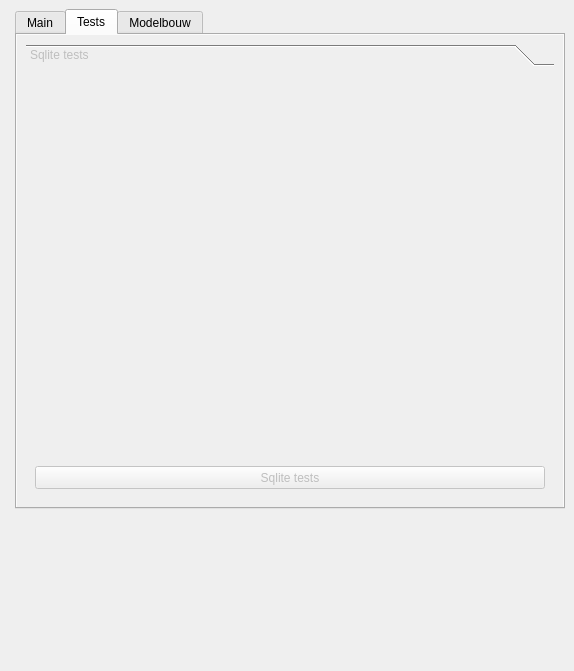
Before: the Qt Designer form hhnk_threedi_plugin/hhnk_toolbox_dockwidget_base.ui in threedi/hhnk-threedi-plugin, drawn with Qt 5.
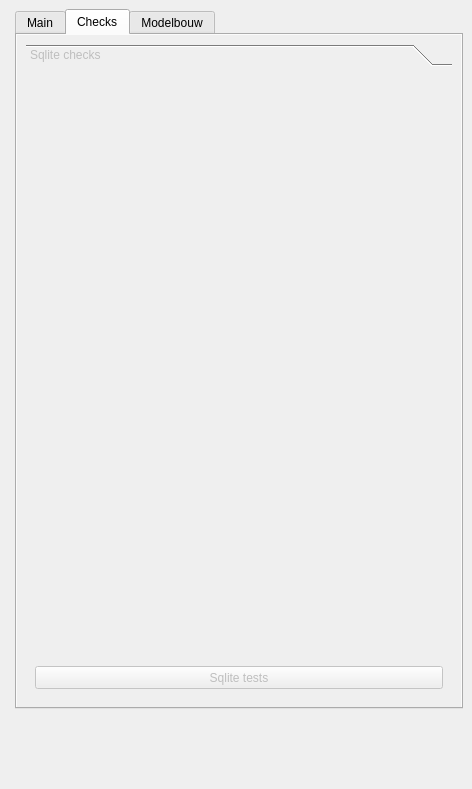
After: the same form once the commit is applied. The open tabs and pages were chosen to show the change. Custom widgets are drawn as their Qt base class.

Commit message: update widget height

```diff
--- a/hhnk_threedi_plugin/hhnk_toolbox_dockwidget_base.ui
+++ b/hhnk_threedi_plugin/hhnk_toolbox_dockwidget_base.ui
@@ -6,12 +6,12 @@
    <rect>
     <x>0</x>
     <y>0</y>
-    <width>574</width>
-    <height>671</height>
+    <width>472</width>
+    <height>789</height>
    </rect>
   </property>
   <property name="sizePolicy">
-   <sizepolicy hsizetype="MinimumExpanding" vsizetype="Preferred">
+   <sizepolicy hsizetype="MinimumExpanding" vsizetype="MinimumExpanding">
     <horstretch>0</horstretch>
     <verstretch>0</verstretch>
    </sizepolicy>
@@ -19,7 +19,7 @@
   <property name="minimumSize">
    <size>
     <width>345</width>
-    <height>671</height>
+    <height>789</height>
    </size>
   </property>
   <property name="maximumSize">
@@ -38,6 +38,12 @@
    <string>HHNK Toolbox</string>
   </property>
   <widget class="QWidget" name="dockWidgetContents">
+   <property name="sizePolicy">
+    <sizepolicy hsizetype="Preferred" vsizetype="Expanding">
+     <horstretch>0</horstretch>
+     <verstretch>0</verstretch>
+    </sizepolicy>
+   </property>
    <property name="minimumSize">
     <size>
      <width>0</width>
@@ -328,7 +334,7 @@
           <property name="sizeHint" stdset="0">
            <size>
             <width>20</width>
-            <height>100</height>
+            <height>300</height>
            </size>
           </property>
          </spacer>
@@ -340,7 +346,7 @@
         <bool>true</bool>
        </property>
        <attribute name="title">
-        <string>Tests</string>
+        <string>Checks</string>
        </attribute>
        <layout class="QVBoxLayout" name="verticalLayout_3">
         <item>
@@ -368,12 +374,12 @@
             <rect>
              <x>0</x>
              <y>0</y>
-             <width>98</width>
-             <height>47</height>
+             <width>424</width>
+             <height>678</height>
             </rect>
            </property>
            <attribute name="label">
-            <string>Sqlite tests</string>
+            <string>Sqlite checks</string>
            </attribute>
            <layout class="QGridLayout" name="gridLayout">
             <item row="0" column="0" alignment="Qt::AlignTop">
```
